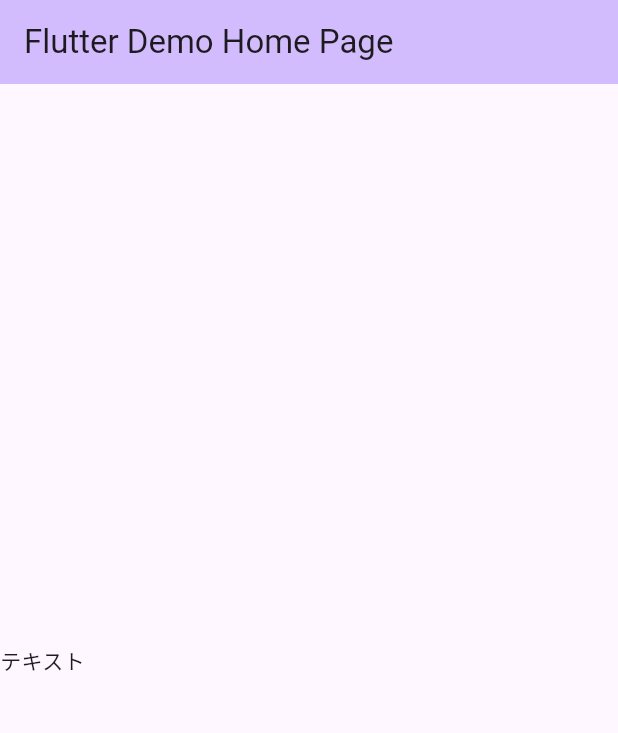
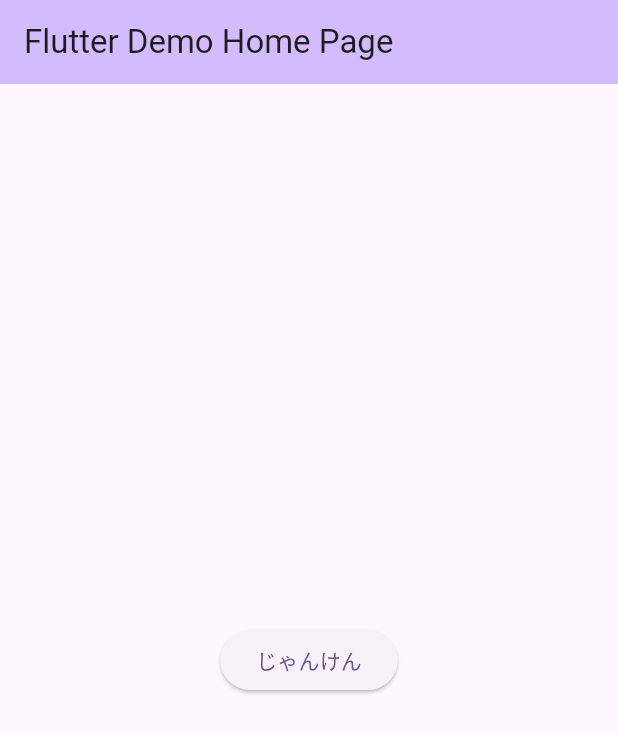
Before and after one commit to naok-000/udemy-flutter-chapter03, a Flutter app: the screen it shows after launch, on a phone screen of 412 x 824 dp. Shown: the top 733 px of the screen. Run offline on Flutter 3.47's test engine with Material 3 defaults, Android fonts, the phone set to English and light mode, and no system bars.

Commit message:
じゃんけんアプリ: ランダムに手を出すように変更

```diff
--- a/lib/main.dart
+++ b/lib/main.dart
@@ -29,6 +29,19 @@ class MyHomePage extends StatefulWidget {
 }
 
 class _MyHomePageState extends State<MyHomePage> {
+  List<String> hands = ["グー", "チョキ", "パー"];
+
+  void showRobotResult() {
+    hands.shuffle();
+    String hand = hands.first;
+    showDialog(
+      context: context,
+      builder: (context) {
+        return AlertDialog(title: Text("ロボットくん"), content: Text("$handを出しました"));
+      },
+    );
+  }
+
   @override
   Widget build(BuildContext context) {
     return Scaffold(
@@ -37,55 +50,9 @@ class _MyHomePageState extends State<MyHomePage> {
 
         title: Text(widget.title),
       ),
-      // body: Center(
-      //   // child: Text(
-      //   //   "Lorem ipsum dolor sit amet, consectetur adipiscing elit, sed do eiusmod tempor incididunt ut labore et dolore magna aliqua. Ut enim ad minim veniam, quis nostrud exercitation ullamco laboris nisi ut aliquip ex ea commodo consequat. Duis aute irure dolor in reprehenderit in voluptate velit esse cillum dolore eu fugiat nulla pariatur. Excepteur sint occaecat cupidatat non proident, sunt in culpa qui officia deserunt mollit anim id est laborum. ",
-      //   //   // "日本語の長い文章日本語の長い文章日本語の長い文章日本語の長い文章日本語の長い文章日本語の長い文章日本語の長い文章日本語の長い文章日本語の長い文章日本語の長い文章",
-      //   //   maxLines: 2,
-      //   //   overflow: TextOverflow.ellipsis,
-      //   //   style: TextStyle(
-      //   //     color: Colors.blue,
-      //   //     fontSize: 20,
-      //   //     fontWeight: FontWeight.bold,
-      //   //   ),
-      //   // ),
-      //   // child: Image.network(
-      //   //   'https://flutter.github.io/assets-for-api-docs/assets/widgets/owl-2.jpg',
-      //   //   width: 300,
-      //   // ),
-      //   // child: Image.asset("assets/owl-2.jpg", width: 400),
-      // ),
-      // body: Container(
-      //   color: Colors.blue,
-      //   child: const Padding(
-      //     padding: EdgeInsets.only(top: 30, left: 10),
-      //     child: Text(
-      //       "Lorem ipsum dolor sit amet, consectetur adipiscing elit, sed do eiusmod tempor incididunt ut labore et dolore magna aliqua. Ut enim ad minim veniam, quis nostrud exercitation ullamco laboris nisi ut aliquip ex ea commodo consequat. Duis aute irure dolor in reprehenderit in voluptate velit esse cillum dolore eu fugiat nulla pariatur. Excepteur sint occaecat cupidatat non proident, sunt in culpa qui officia deserunt mollit anim id est laborum. ",
-      //     ),
-      //   ),
-      // ),
-      // body: Padding(
-      //   padding: const EdgeInsets.all(8.0),
-      //   child: Column(
-      //     children: [
-      //       ColoredBox(
-      //         color: Colors.blue,
-      //         child: Padding(
-      //           padding: const EdgeInsets.all(8.0),
-      //           child: Text("テキスト"),
-      //         ),
-      //       ),
-      //       ColoredBox(
-      //         color: Color.fromARGB(255, 0, 0, 255),
-      //         child: Padding(
-      //           padding: const EdgeInsets.all(8.0),
-      //           child: Text("テキスト"),
-      //         ),
-      //       ),
-      //     ],
-      //   ),
-      // ),
-      body: Align(alignment: Alignment.centerLeft, child: Text("テキスト")),
+      body: Center(
+        child: ElevatedButton(onPressed: showRobotResult, child: Text("じゃんけん")),
+      ),
     );
   }
 }
```
Also changed, not shown: 2 other files.
